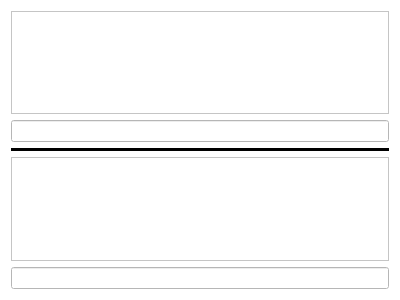
The window that Qt/COMPorts/outputwindow.ui (lDubsterl/Labs) describes before a commit, drawn with Qt 5.
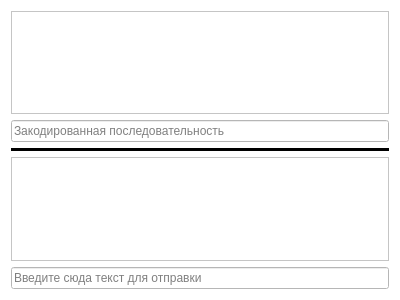
The same window after the commit.

What changed in the file:
```diff
--- a/Qt/COMPorts/outputwindow.ui
+++ b/Qt/COMPorts/outputwindow.ui
@@ -28,10 +28,16 @@
     </widget>
    </item>
    <item>
-    <widget class="QLineEdit" name="lineEdit">
+    <widget class="QLineEdit" name="stuffedSequence">
+     <property name="text">
+      <string/>
+     </property>
      <property name="readOnly">
       <bool>true</bool>
      </property>
+     <property name="placeholderText">
+      <string>Закодированная последовательность</string>
+     </property>
     </widget>
    </item>
    <item>
@@ -61,7 +67,14 @@
     </widget>
    </item>
    <item>
-    <widget class="QLineEdit" name="inputLine"/>
+    <widget class="QLineEdit" name="inputLine">
+     <property name="text">
+      <string/>
+     </property>
+     <property name="placeholderText">
+      <string>Введите сюда текст для отправки</string>
+     </property>
+    </widget>
    </item>
   </layout>
  </widget>
```
